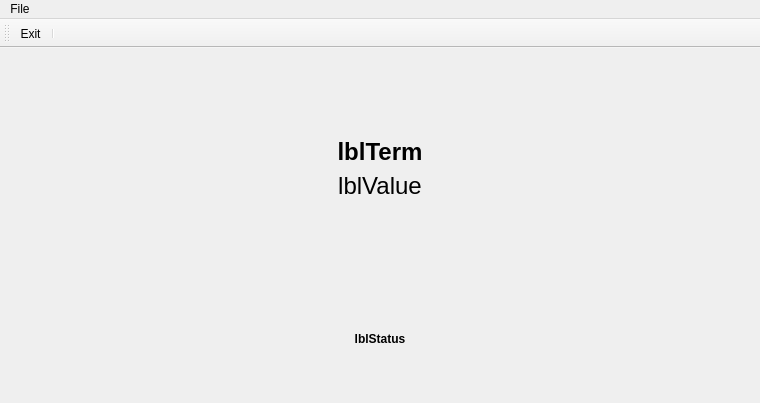
Qt form Ui/Trainer.ui (skynowa/iTeacher) before a commit.
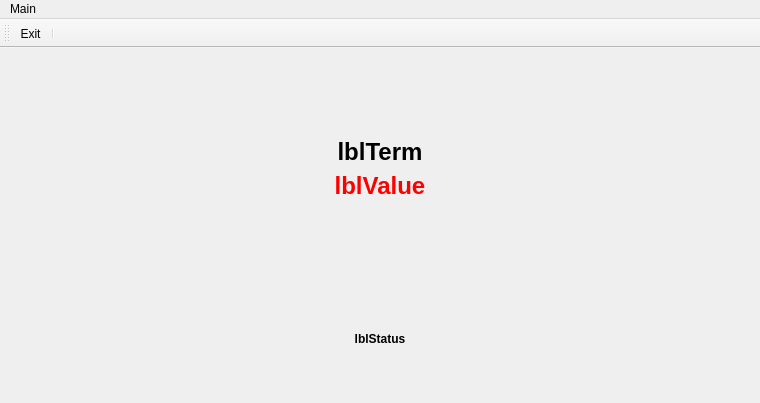
The same form after that commit. Icons and pictures are not drawn.

Commit message: trainer-impl: Trainer.ui (+4) [59+/8-] - impl

What changed in the file:
```diff
--- a/Ui/Trainer.ui
+++ b/Ui/Trainer.ui
@@ -58,8 +58,13 @@
       <property name="font">
        <font>
         <pointsize>18</pointsize>
+        <weight>75</weight>
+        <bold>true</bold>
        </font>
       </property>
+      <property name="styleSheet">
+       <string notr="true">font-weight: bold;  color: red;</string>
+      </property>
       <property name="text">
        <string>lblValue</string>
       </property>
@@ -94,7 +99,7 @@
    </property>
    <widget class="QMenu" name="menuFile">
     <property name="title">
-     <string>File</string>
+     <string>Main</string>
     </property>
     <addaction name="actMain_RandomRow"/>
     <addaction name="separator"/>
```
Left out of the diff: 36 changed lines with no effect on the pictures. The commit also changes 3 other files.
